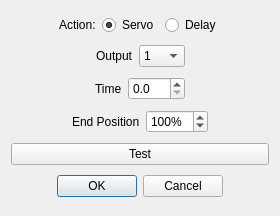
The window that Software/SBusDecoderClient/stepdialog.ui (bemcgarvey/SBus-Decoder) describes before a commit, drawn with Qt 5.
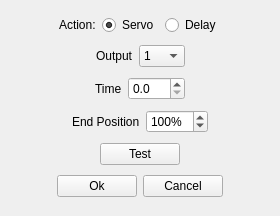
The same window after the commit. Icons and pictures are not drawn.

The edit to the form file:
```diff
--- a/Software/SBusDecoderClient/stepdialog.ui
+++ b/Software/SBusDecoderClient/stepdialog.ui
@@ -241,18 +241,81 @@
     </layout>
    </item>
    <item>
-    <widget class="QPushButton" name="testButton">
-     <property name="text">
-      <string>Test</string>
-     </property>
-    </widget>
+    <layout class="QHBoxLayout" name="horizontalLayout_5">
+     <item alignment="Qt::AlignHCenter">
+      <widget class="QPushButton" name="testButton">
+       <property name="text">
+        <string>Test</string>
+       </property>
+       <property name="icon">
+        <iconset resource="resources.qrc">
+         <normaloff>:/images/servo.png</normaloff>:/images/servo.png</iconset>
+       </property>
+       <property name="iconSize">
+        <size>
+         <width>32</width>
+         <height>32</height>
+        </size>
+       </property>
+       <property name="checkable">
+        <bool>true</bool>
+       </property>
+       <property name="autoDefault">
+        <bool>false</bool>
+       </property>
+      </widget>
+     </item>
+    </layout>
    </item>
-   <item alignment="Qt::AlignHCenter">
-    <widget class="QDialogButtonBox" name="buttonBox">
-     <property name="standardButtons">
-      <set>QDialogButtonBox::Cancel|QDialogButtonBox::Ok</set>
-     </property>
-    </widget>
+   <item>
+    <layout class="QHBoxLayout" name="horizontalLayout_6">
+     <item>
+      <spacer name="horizontalSpacer_9">
+       <property name="orientation">
+        <enum>Qt::Horizontal</enum>
+       </property>
+       <property name="sizeHint" stdset="0">
+        <size>
+         <width>40</width>
+         <height>20</height>
+        </size>
+       </property>
+      </spacer>
+     </item>
+     <item>
+      <widget class="QPushButton" name="okButton">
+       <property name="text">
+        <string>Ok</string>
+       </property>
+       <property name="autoDefault">
+        <bool>false</bool>
+       </property>
+      </widget>
+     </item>
+     <item>
+      <widget class="QPushButton" name="cancelButton">
+       <property name="text">
+        <string>Cancel</string>
+       </property>
+       <property name="autoDefault">
+        <bool>false</bool>
+       </property>
+      </widget>
+     </item>
+     <item>
+      <spacer name="horizontalSpacer_10">
+       <property name="orientation">
+        <enum>Qt::Horizontal</enum>
+       </property>
+       <property name="sizeHint" stdset="0">
+        <size>
+         <width>40</width>
+         <height>20</height>
+        </size>
+       </property>
+      </spacer>
+     </item>
+    </layout>
    </item>
   </layout>
  </widget>
```
Left out of the diff: 26 changed lines with no effect on the pictures.
